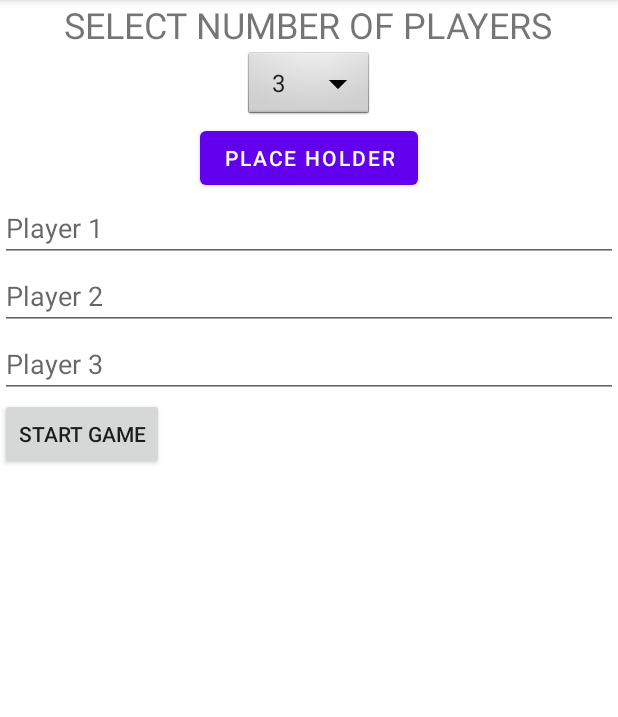
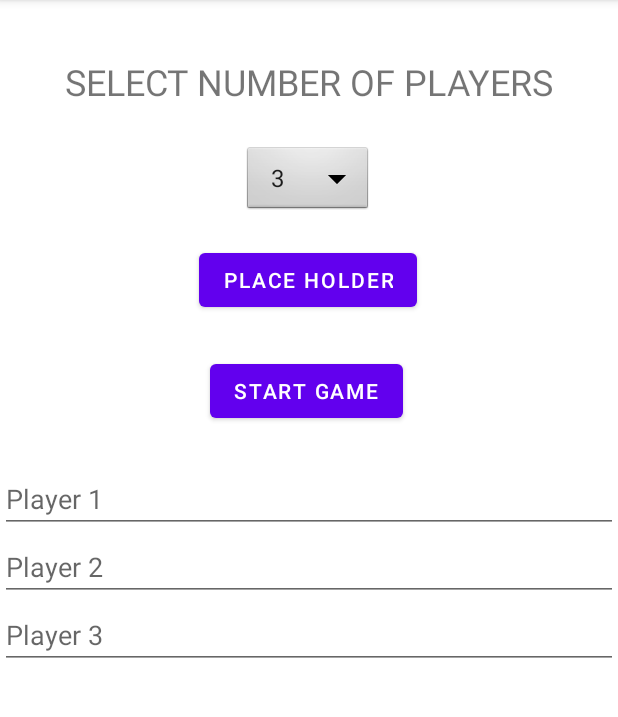
Before and after one commit to ClaudiuVisan/Whist_Score_Table, an Android app: the add_players screen opened directly, with no data from a screen before it, after a tap on "PLACE HOLDER", on a phone screen of 412 x 824 dp, the part 84-801 px from its top. Run offline under Robolectric (Android 15) with nearby library versions, the phone set to English and light mode, and no system bars.

Commit message:
Adaugat activty Score + buton START GAME

```diff
--- a/app/src/main/java/com/example/whistscoretable/MainActivity.java
+++ b/app/src/main/java/com/example/whistscoretable/MainActivity.java
@@ -1,13 +1,10 @@
 package com.example.whistscoretable;
 
 import androidx.appcompat.app.AppCompatActivity;
-
-import android.annotation.SuppressLint;
 import android.content.Intent;
 import android.os.Bundle;
 import android.view.View;
-import android.widget.RadioButton;
-import java.util.Locale;
+
 
 public class MainActivity extends AppCompatActivity {
 
--- a/app/src/main/java/com/example/whistscoretable/add_players.java
+++ b/app/src/main/java/com/example/whistscoretable/add_players.java
@@ -1,16 +1,13 @@
 package com.example.whistscoretable;
 
 import androidx.appcompat.app.AppCompatActivity;
-
 import android.content.Intent;
 import android.os.Bundle;
-import android.view.Gravity;
 import android.view.View;
 import android.widget.Button;
 import android.widget.EditText;
 import android.widget.LinearLayout;
 import android.widget.Spinner;
-
 import java.util.ArrayList;
 
 public class add_players extends AppCompatActivity {
@@ -35,22 +32,11 @@ public class add_players extends AppCompatActivity {
                 addPlayers();
             }
         });
+    }
+    public void onClickStartGame(View view){
+        Intent start = new Intent(add_players.this,Score.class);
+        startActivity(start);
 
-        start_game.setOnClickListener(new View.OnClickListener() {
-            @Override
-            public void onClick(View v) {
-                for(int i=1;i<=noPlayers;i++)
-                {
-                    Player newPlayer = new Player();
-                    EditText caset = (EditText) findViewById(i+100);
-                    newPlayer.setName(caset.getText().toString());
-                    playerList.add(newPlayer);
-                    n++;
-                }
-                Intent intent2 = new Intent(this, Scores.class);
-                intent2.putExtra("playerList", playerList);
-            }
-        });
     }
 
     public void addPlayers(){
@@ -61,8 +47,6 @@ public class add_players extends AppCompatActivity {
                 EditText caset = (EditText) findViewById(i+100);
                 myLayout.removeView(caset);
             }
-            Button butonski= (Button) findViewById(150);
-            myLayout.removeView(butonski);
         }
         int i;
         for(i=1;i<=noPlayers;i++)
@@ -79,15 +63,5 @@ public class add_players extends AppCompatActivity {
             myLayout.addView(caseta, myParams);
         }
         modif=true;
-        start_game = new Button(add_players.this);
-        myLayout=(LinearLayout) findViewById(R.id.myLayout);
-        LinearLayout.LayoutParams myParams = new LinearLayout.LayoutParams(
-                LinearLayout.LayoutParams.WRAP_CONTENT,
-                LinearLayout.LayoutParams.WRAP_CONTENT
-        );
-        start_game.setText("START GAME");
-        start_game.setId(150);
-        //start_game.setGravity(Gravity.CENTER_HORIZONTAL);
-        myLayout.addView(start_game, myParams);
     }
 }
--- a/app/src/main/res/layout/activity_add_players.xml
+++ b/app/src/main/res/layout/activity_add_players.xml
@@ -9,29 +9,66 @@
     tools:context=".add_players">
 
 
+    <androidx.constraintlayout.widget.ConstraintLayout
+        android:layout_width="match_parent"
+        android:layout_height="310dp">
+
         <TextView
             android:id="@+id/textView"
             android:layout_width="wrap_content"
             android:layout_height="wrap_content"
             android:layout_gravity="center"
             android:text="@string/noPlayers"
-        android:textSize="24sp" />
+            android:textSize="24sp"
+            app:layout_constraintBottom_toBottomOf="parent"
+            app:layout_constraintEnd_toEndOf="parent"
+            app:layout_constraintStart_toStartOf="parent"
+            app:layout_constraintTop_toTopOf="parent"
+            app:layout_constraintVertical_bias="0.138" />
 
         <Spinner
+            android:id="@+id/spinner"
             style="@android:style/Widget.Spinner"
-        android:id="@+id/spinner"
             android:layout_width="wrap_content"
             android:layout_height="wrap_content"
+            android:layout_gravity="center"
+            android:layout_marginTop="25dp"
             android:entries="@array/spinNoPlayers"
-        android:layout_gravity="center"
-        android:prompt="@string/spinPlayers"/>
+            android:prompt="@string/spinPlayers"
+            app:layout_constraintBottom_toBottomOf="parent"
+            app:layout_constraintEnd_toEndOf="parent"
+            app:layout_constraintHorizontal_bias="0.498"
+            app:layout_constraintStart_toStartOf="parent"
+            app:layout_constraintTop_toBottomOf="@+id/textView"
+            app:layout_constraintVertical_bias="0.0" />
 
         <Button
             android:id="@+id/placeHolder"
             android:layout_width="wrap_content"
             android:layout_height="wrap_content"
+            android:layout_gravity="center"
+            android:layout_marginTop="18dp"
             android:text="PLACE HOLDER"
-        android:layout_gravity="center" />
+            app:layout_constraintBottom_toBottomOf="parent"
+            app:layout_constraintEnd_toEndOf="parent"
+            app:layout_constraintHorizontal_bias="0.498"
+            app:layout_constraintStart_toStartOf="parent"
+            app:layout_constraintTop_toBottomOf="@+id/spinner"
+            app:layout_constraintVertical_bias="0.0" />
+
+        <Button
+            android:id="@+id/start_game"
+            android:layout_width="wrap_content"
+            android:layout_height="wrap_content"
+            android:text="START GAME"
+            app:layout_constraintBottom_toBottomOf="parent"
+            app:layout_constraintEnd_toEndOf="parent"
+            app:layout_constraintHorizontal_bias="0.495"
+            app:layout_constraintStart_toStartOf="parent"
+            app:layout_constraintTop_toBottomOf="@+id/placeHolder"
+            android:onClick="onClickStartGame"/>
+
+    </androidx.constraintlayout.widget.ConstraintLayout>
 
 
 </LinearLayout>
```
Also changed, not shown: app/src/main/AndroidManifest.xml (+8 -7 lines), app/src/main/java/com/example/whistscoretable/Score.java (added, +16 -0 lines), app/src/main/res/layout/activity_score.xml (added, +7 -0 lines). Lines whose indentation alone changed are shown as unchanged.
